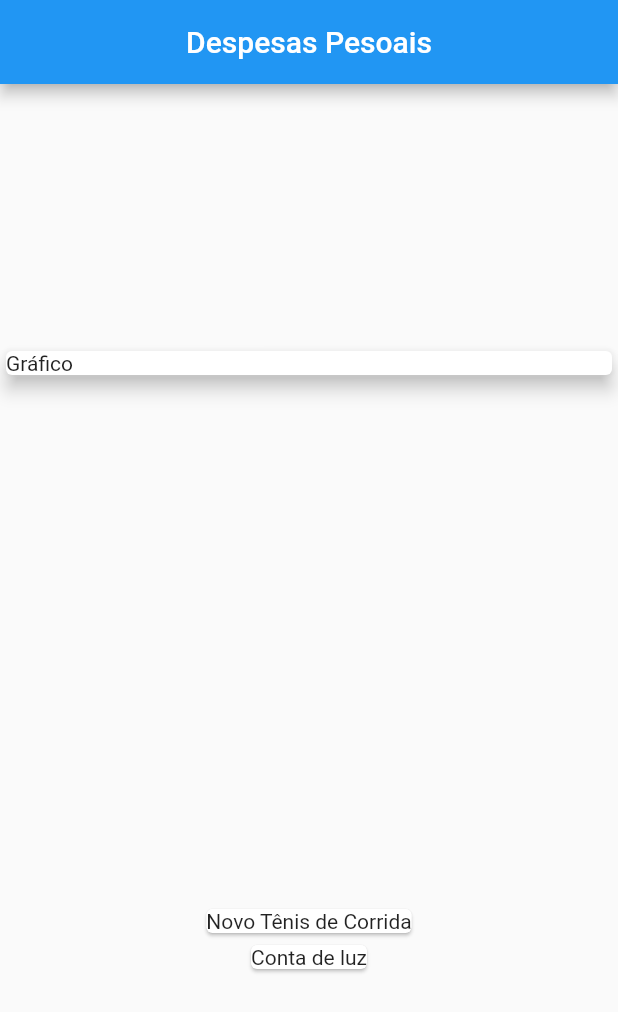
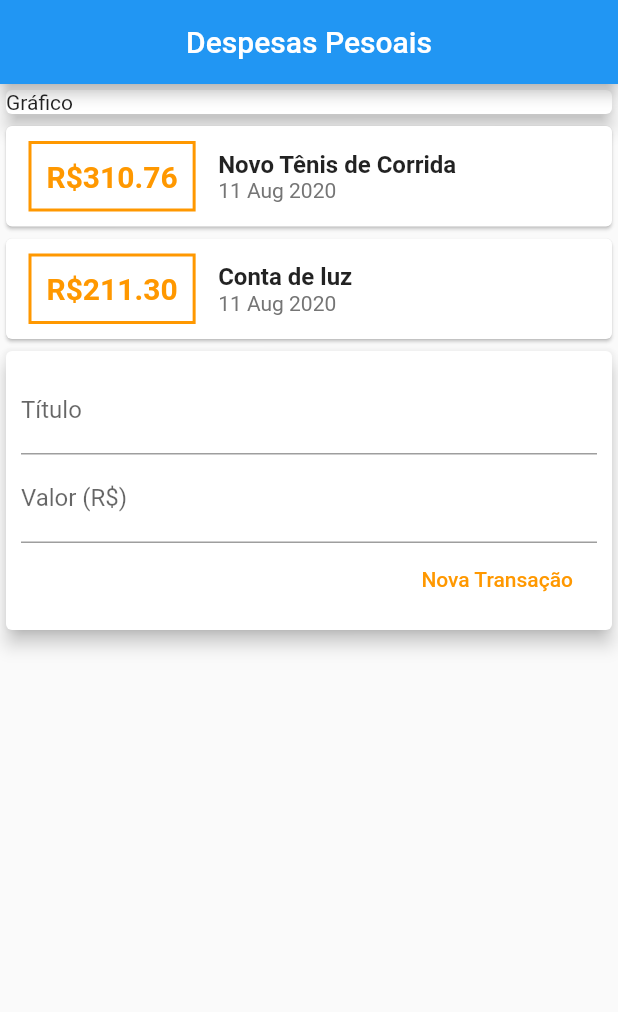
Before and after one commit to RafaAbranttes/despesas_pessoais, a Flutter app: the screen it shows after launch, on a phone screen of 412 x 824 dp. Shown: the top 1012 px of the screen. Run offline on Flutter 3.47's test engine with Material 2 defaults, Android fonts, the phone set to English and light mode, and no system bars.

Commit message:
add components

```diff
--- /dev/null
+++ b/lib/components/transaction_form.dart
@@ -0,0 +1,54 @@
+import 'package:flutter/material.dart';
+
+
+class TransactionForm extends StatelessWidget {
+
+
+
+  final titleController = TextEditingController();
+  final valueController = TextEditingController();
+
+  final void Function(String, double) onSubmit;
+
+  TransactionForm(this.onSubmit);
+
+  @override
+  Widget build(BuildContext context) {
+    return Card(
+      elevation: 5,
+      child: Padding(
+        padding: const EdgeInsets.all(10.0),
+        child: Column(
+          children: <Widget>[
+            TextField(
+              controller: titleController,
+              decoration: InputDecoration(
+                labelText: 'Título',
+              ),
+            ),
+            TextField(
+              controller: valueController,
+              decoration: InputDecoration(
+                labelText: 'Valor (R\$)',
+              ),
+            ),
+            Row(
+              mainAxisAlignment: MainAxisAlignment.end,
+              children: <Widget>[
+                FlatButton(
+                  onPressed: () {
+                    final title = titleController.text;
+                    final value = double.tryParse(valueController.text) ?? 0.00;
+                    onSubmit(title, value);
+                  },
+                  child: Text('Nova Transação'),
+                  textColor: Colors.orange,
+                ),
+              ],
+            )
+          ],
+        ),
+      ),
+    );
+  }
+}
--- /dev/null
+++ b/lib/components/transaction_list.dart
@@ -0,0 +1,62 @@
+import 'package:flutter/material.dart';
+import 'package:intl/intl.dart';
+import '../models/transaction.dart';
+
+class TransactionList extends StatelessWidget {
+
+
+  final List<Transaction> transactions;
+
+  TransactionList(this.transactions);
+
+  @override
+  Widget build(BuildContext context) {
+    return  Column(
+              children: transactions.map((tr) {
+                return Card(
+                  child: Row(
+                    children: <Widget>[
+                      Container(
+                        margin: EdgeInsets.symmetric(
+                          horizontal: 15,
+                          vertical: 10,
+                        ),
+                        decoration: BoxDecoration(
+                          border: Border.all(
+                            color: Colors.orange,
+                            width: 2,
+                          ),
+                        ),
+                        padding: EdgeInsets.all(10),
+                        child: Text(
+                          'R\$' + tr.value.toStringAsFixed(2),
+                          style: TextStyle(
+                            fontWeight: FontWeight.bold,
+                            fontSize: 20,
+                            color: Colors.orange,
+                          ),
+                        ),
+                      ),
+                      Column(
+                        crossAxisAlignment: CrossAxisAlignment.start,
+                        children: <Widget>[
+                          Text(
+                            tr.title,
+                            style: TextStyle(
+                                fontSize: 16, fontWeight: FontWeight.bold),
+                          ),
+                          Text(
+                            DateFormat('d MMM y').format(tr.date),
+                            style: TextStyle(
+                              color: Colors.grey[600],
+                            ),
+                          ),
+                        ],
+                      )
+                    ],
+                  ),
+                );
+              }).toList(),
+            );
+  }
+}
--- /dev/null
+++ b/lib/components/transaction_user.dart
@@ -0,0 +1,51 @@
+import 'dart:math';
+
+import 'package:expenses/models/transaction.dart';
+import 'package:flutter/material.dart';
+import 'transaction_form.dart';
+import 'transaction_list.dart';
+
+class TransactionUser extends StatefulWidget {
+  @override
+  _TransactionUserState createState() => _TransactionUserState();
+}
+
+class _TransactionUserState extends State<TransactionUser> {
+  final _transactions = [
+    Transaction(
+      id: 't1',
+      title: 'Novo Tênis de Corrida',
+      value: 310.76,
+      date: DateTime.now(),
+    ),
+    Transaction(
+      title: 'Conta de luz',
+      value: 211.30,
+      id: 't2',
+      date: DateTime.now(),
+    ),
+  ];
+
+  _addTransaction(String title, double value) {
+    final newTransaction = Transaction(
+      title: title,
+      value: value,
+      id: Random().nextDouble().toString(),
+      date: DateTime.now(),
+    );
+
+    setState(() {
+      _transactions.add(newTransaction);
+    });
+  }
+
+  @override
+  Widget build(BuildContext context) {
+    return Column(
+      children: <Widget>[
+        TransactionList(_transactions),
+        TransactionForm(_addTransaction),
+      ],
+    );
+  }
+}
--- a/lib/main.dart
+++ b/lib/main.dart
@@ -1,5 +1,7 @@
-import 'package:expenses/models/transaction.dart';
 import 'package:flutter/material.dart';
+
+import 'components/transaction_user.dart';
+
 
 main() => runApp(ExpensesApp());
 
@@ -11,20 +13,7 @@ class ExpensesApp extends StatelessWidget {
 }
 
 class MyHomePage extends StatelessWidget {
-  final _transactions = [
-    Transaction(
-      id: 't1',
-      title: 'Novo Tênis de Corrida',
-      value: 310.76,
-      date: DateTime.now(),
-    ),
-    Transaction(
-      title: 'Conta de luz',
-      value: 211.30,
-      id: 't2',
-      date: DateTime.now(),
-    ),
-  ];
+
 
   @override
   Widget build(BuildContext context) {
@@ -33,7 +22,6 @@ class MyHomePage extends StatelessWidget {
           title: Center(child: Text('Despesas Pesoais')),
         ),
         body: Column(
-          mainAxisAlignment: MainAxisAlignment.spaceAround,
           crossAxisAlignment: CrossAxisAlignment.stretch,
           children: <Widget>[
             Container(
@@ -42,13 +30,7 @@ class MyHomePage extends StatelessWidget {
                 elevation: 5,
               ),
             ),
-            Column(
-              children: _transactions.map((tr) {
-                return Card(
-                  child: Text(tr.title),
-                );
-              }).toList(),
-            ),
+            TransactionUser(),
           ],
         ));
   }
--- a/pubspec.yaml
+++ b/pubspec.yaml
@@ -23,6 +23,7 @@ environment:
 dependencies:
   flutter:
     sdk: flutter
+  intl: ^0.16.1
 
 
   # The following adds the Cupertino Icons font to your application.
```
Also changed, not shown: pubspec.lock.
